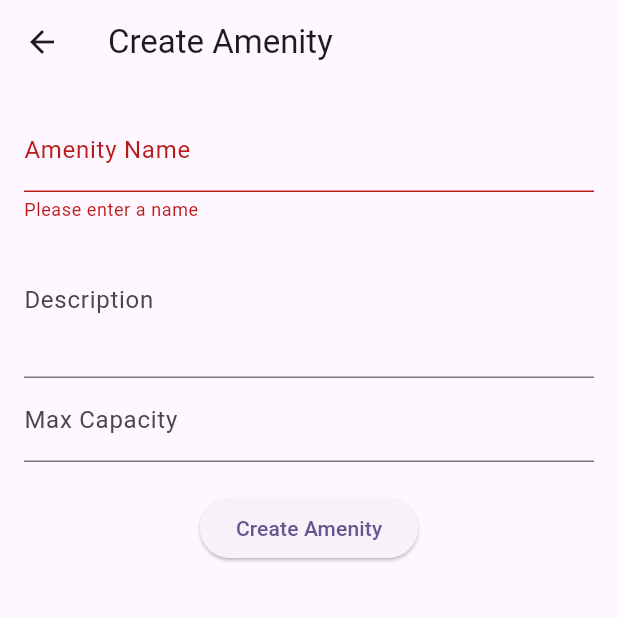
After one commit to hangEX7749/branch_smart, a Flutter app: the CreateAmenity screen opened directly, after a tap on "Create Amenity", on a phone screen of 412 x 824 dp, the top half of it. The commit adds this screen. Run offline on Flutter 3.47's test engine with Material 3 defaults, Android fonts, the phone set to English and light mode, and no system bars; our stand-ins replace cloud_firestore, connectivity_plus, firebase_auth, firebase_core, firebase_storage, image_picker and 2 more; missing offline and left inert: firebase_app_check, mobile_scanner; accounts and stored records are empty.

Commit message:
admin manage amenity function

```diff
--- /dev/null
+++ b/lib/admin_screen/amenity/view/create_amenity.dart
@@ -0,0 +1,100 @@
+import 'package:branch_comm/model/amenity_model.dart';
+import 'package:branch_comm/screen/home_page/utils/index.dart';
+import 'package:branch_comm/services/database/amenity_service.dart';
+
+class CreateAmenity extends StatefulWidget {
+  const CreateAmenity({super.key});
+
+  @override
+  State<CreateAmenity> createState() => _CreateAmenityState();
+}
+
+class _CreateAmenityState extends State<CreateAmenity> {
+  final _formKey = GlobalKey<FormState>();
+  final AmenityService _amenityService = AmenityService();
+
+  String amenityName = '';
+  String amenityDescription = '';
+  int maxCapacity = 0; // Default value, can be changed later
+  bool isLoading = false;
+
+  Future<void> _createAmenity() async {
+    if (!_formKey.currentState!.validate()) return;
+
+    setState(() => isLoading = true);
+
+    try {
+
+      final amenityData = {
+        'id': await _amenityService.getNewId(),
+        'amenity_name': amenityName.trim(),
+        'max_capacity': 0, // Default value, can be changed later
+        'status': Amenity.inactive,
+        'description': amenityDescription.trim(),
+        'created_at': FieldValue.serverTimestamp(),
+        'updated_at': FieldValue.serverTimestamp(),
+      };
+
+      await _amenityService.addAmenity(amenityData);
+      if (mounted) {
+        ScaffoldMessenger.of(context).showSnackBar(
+          const SnackBar(
+            content: Text('Amenity created successfully'),
+            backgroundColor: Colors.green,
+          ),
+        );
+        Navigator.pop(context);
+      }
+    } catch (e) {
+      if (mounted) {
+        ScaffoldMessenger.of(context).showSnackBar(
+          SnackBar(
+            content: Text('Error creating amenity: $e'),
+            backgroundColor: Colors.red,),
+        );
+      }
+    } finally {
+      setState(() => isLoading = false);
+    }
+  }
+
+  @override
+  Widget build(BuildContext context) {
+    return Scaffold(
+      appBar: AppBar(title: const Text("Create Amenity")),
+      body: Padding(
+        padding: const EdgeInsets.all(16.0),
+        child: Form(
+          key: _formKey,
+          child: Column(
+            children: [
+              TextFormField(
+                decoration: const InputDecoration(labelText: 'Amenity Name'),
+                validator: (value) => value!.isEmpty ? 'Please enter a name' : null,
+                onChanged: (value) => amenityName = value,
+              ),
+              TextFormField(
+                decoration: const InputDecoration(labelText: 'Description'),
+                maxLines: 3,
+                onChanged: (value) => amenityDescription = value,
+              ),
+              //int max capacity field
+              TextFormField(
+                decoration: const InputDecoration(labelText: 'Max Capacity'),
+                keyboardType: TextInputType.number,
+                onChanged: (value) => maxCapacity = int.tryParse(value) ?? 0,
+              ),
+              const SizedBox(height: 20),
+              ElevatedButton(
+                onPressed: isLoading ? null : _createAmenity,
+                child: isLoading
+                    ? const CircularProgressIndicator(color: Colors.white)
+                    : const Text('Create Amenity'),
+              ),
+            ],
+          ),
+        ),
+      ),
+    );
+  }
+}
--- /dev/null
+++ b/lib/model/amenity_model.dart
@@ -0,0 +1,52 @@
+class Amenity {
+
+  String id;
+  String amenityName;
+  String? description;
+  int maxCapacity;
+  int status;
+
+  // Predefined status codes
+  static const int active = 10;
+  static const int inactive = 90;
+  static const int unknown = 99;
+
+  Amenity({
+    required this.id,
+    required this.amenityName,
+    this.description,
+    required this.maxCapacity,
+    required this.status,
+  });
+
+  String getStatusName() {
+    switch (status) {
+      case active:
+        return 'Active';
+      case inactive:
+        return 'Inactive';
+      default:
+        return 'Unknown';
+    }
+  }
+
+  static const String allStatusLabel = 'All';
+  static final Map<String, int?> statusFilterOptions = {
+    allStatusLabel: null,
+    'Active': active,
+    'Inactive': inactive,
+  };
+
+  //status code to name
+  static String statusCodeToName(int status) {
+    switch (status) {
+      case active:
+        return 'Active';
+      case inactive:
+        return 'Inactive';
+      default:
+        return 'Unknown';
+    }
+  }
+
+}
```
Also changed, not shown: lib/admin_screen/amenity/view/amenity_list.dart (added, +181 -0 lines), lib/admin_screen/amenity/view/edit_amenity.dart (added, +127 -0 lines), lib/admin_screen/home/view/home.dart (+10 -0 lines), lib/services/database/amenity_service.dart (added, +58 -0 lines), lib/services/database/wall_servide.dart (+4 -4 lines).
